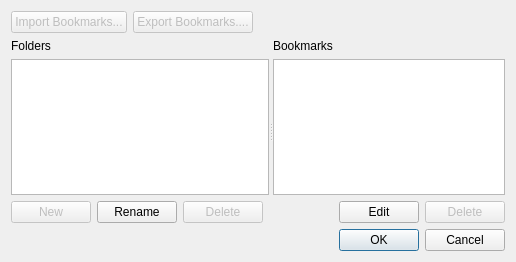
Qt form src/lib/BookmarkManagerDialog.ui (KDE/marble) before a commit.
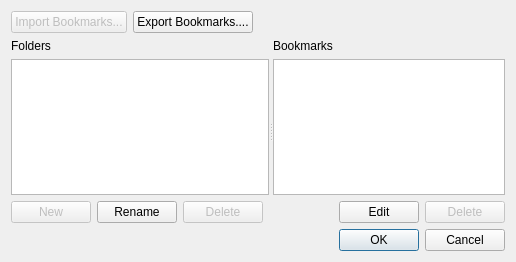
The same form after that commit.

Commit message: Export of bookmarks to .kml files

Diff of the .ui file:
```diff
--- a/src/lib/BookmarkManagerDialog.ui
+++ b/src/lib/BookmarkManagerDialog.ui
@@ -29,7 +29,7 @@
      <item>
       <widget class="QPushButton" name="exportButton">
        <property name="enabled">
-        <bool>false</bool>
+        <bool>true</bool>
        </property>
        <property name="text">
         <string>Export Bookmarks....</string>
```
The commit also changes 2 other files.
